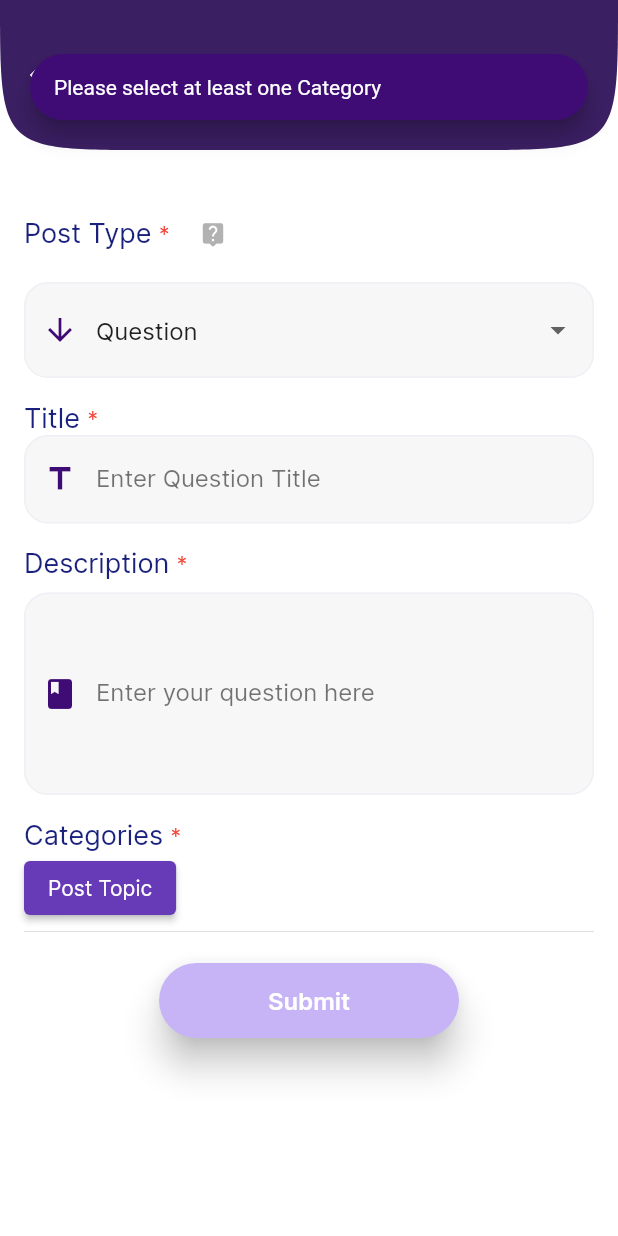
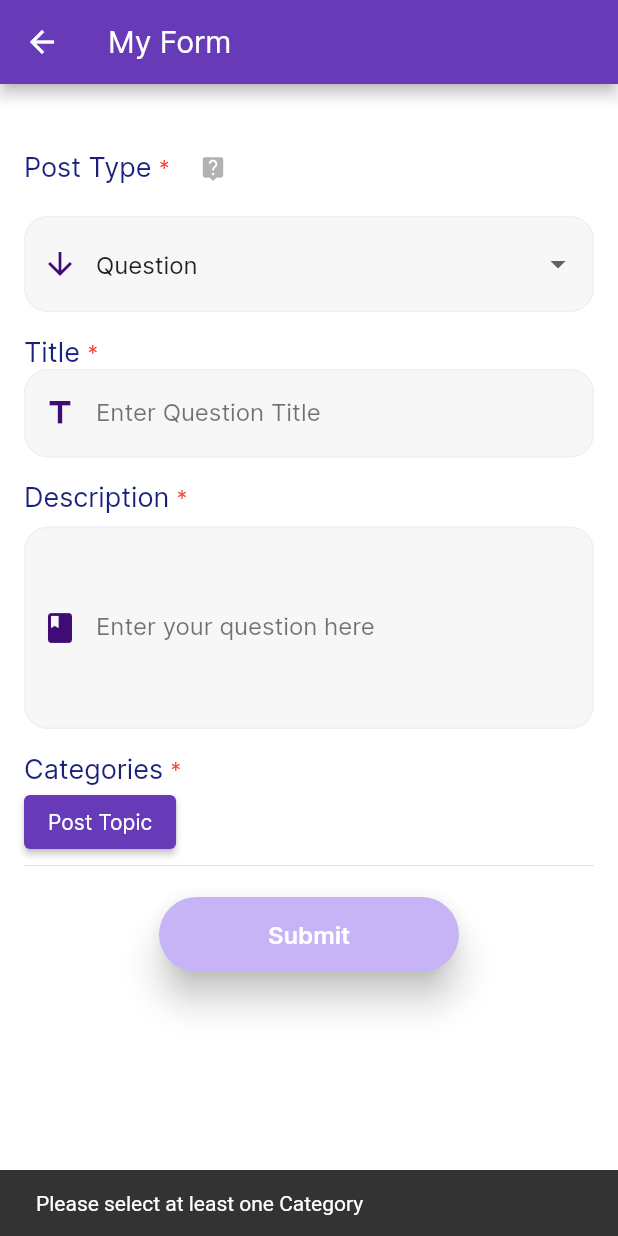
Before and after one commit to lina-tamim/2023-GP1-17, a Flutter app: the FormWidget screen opened directly, after a tap on "Submit", on a phone screen of 412 x 824 dp. Run offline on Flutter 3.47's test engine with Material 2 defaults, Android fonts, the phone set to English and light mode, and no system bars; drawn by our look-alikes of keyboard_dismisser; our stand-ins replace cloud_firestore, csc_picker, email_validator, firebase_auth, firebase_core, firebase_storage and 6 more; accounts and stored records are empty.

Commit message:
form works

```diff
--- a/lib/models/cardFandT.dart
+++ b/lib/models/cardFandT.dart
@@ -41,7 +41,7 @@ class CardFT {
       title: json['textFieldValue'],
       description: json['largeTextFieldValue'],
       topics: List<String>.from(json['selectedInterests']),
-      date: (json['selectedDate'] as Timestamp).toDate(),
+      date: (json['selectedDate'] as Timestamp).toDate() ,
       userId: json['userId'],
       username: json['username'] ?? '',
       userPhotoUrl: json['userPhotoUrl'] as String?,
--- a/lib/pages/form.dart
+++ b/lib/pages/form.dart
@@ -1,11 +1,9 @@
-//Full code, m s
 import 'dart:async';
 import 'package:techxcel11/pages/FHome.dart';
 import 'package:flutter/material.dart';
 import 'package:cloud_firestore/cloud_firestore.dart';
 import 'package:keyboard_dismisser/keyboard_dismisser.dart';
 import 'package:shared_preferences/shared_preferences.dart';
-import 'package:techxcel11/pages/reuse.dart';
 
 class FormWidget extends StatefulWidget {
   const FormWidget({Key? key}) : super(key: key);
@@ -224,29 +222,14 @@ void _showMultiSelectTopics() async {
 }
 }
 
-  void _showSnackBar(String message) {
-    ScaffoldMessenger.of(context).showSnackBar(
-      SnackBar(
-        content: Text(message),
-        behavior: SnackBarBehavior.floating,
-        shape: RoundedRectangleBorder(
-          borderRadius: BorderRadius.circular(24),
-        ),
-        margin: EdgeInsets.only(
-          bottom: MediaQuery.of(context).size.height - 80,
-          right: 20,
-          left: 20,
-        ),
-        backgroundColor:
-            Color.fromARGB(255, 63, 12, 118), // Customize the background color
-      ),
-    );
-  }
+
 
    @override
   Widget build(BuildContext context) {
     return Scaffold(
-      appBar: buildAppBar('My Form'),
+      appBar: AppBar(
+        title: Text('My Form'),
+      ),
       body: KeyboardDismisser(
         child: SingleChildScrollView(
       child:Padding(
@@ -604,13 +587,12 @@ const SizedBox(height: 16),
     // Selected interests are valid, continue with form submission
 
     // ... Perform your form submission logic here
-    _showSnackBar(interestsValidation!);
-   /* ScaffoldMessenger.of(context).showSnackBar(
+    ScaffoldMessenger.of(context).showSnackBar(
       SnackBar(
         content: Text(interestsValidation!),
         duration: Duration(seconds: 2),
       ),
-    );*/
+    );
 
   }
     else if (_formKey.currentState!.validate()) {
@@ -680,14 +662,13 @@ if (snapshot.docs.isEmpty) {
 
     });
 
-_showSnackBar('Post submitted successfully!');
-   /* ScaffoldMessenger.of(context).showSnackBar(
+    ScaffoldMessenger.of(context).showSnackBar(
         SnackBar(content: Text('Form submitted successfully!')));
 
         Navigator.pushReplacement(
     context,
     MaterialPageRoute(builder: (context) => FHomePage()),
-  );*/
+  );
   }}
 }
 
```
